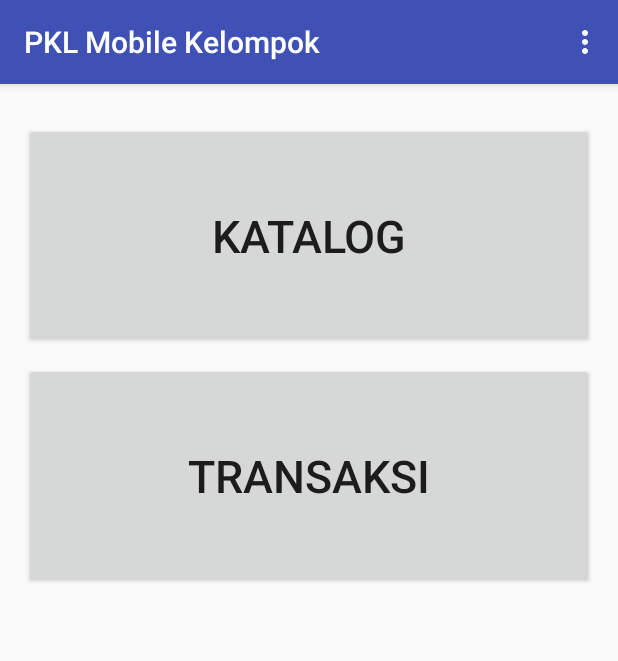
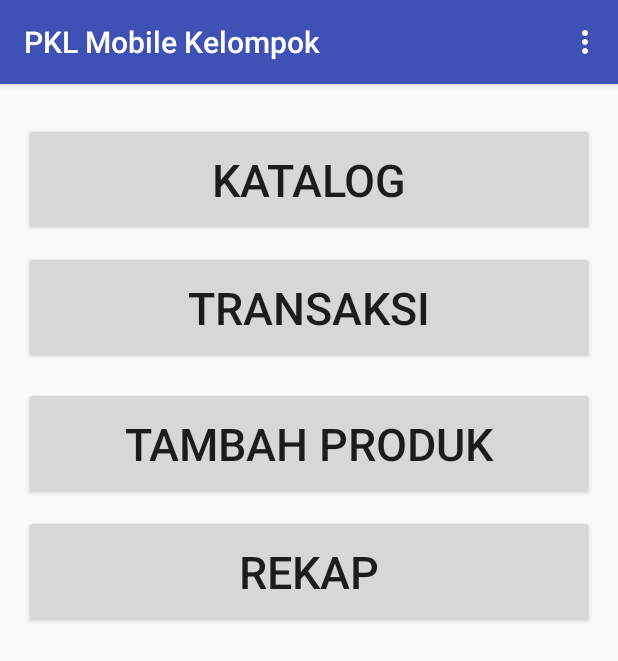
Before and after one commit to LydiaFebtriani/PKL-Mobile-Kelompok, an Android app: the Home screen opened directly, with no data from a screen before it, on a phone screen of 412 x 824 dp. Shown: the top 661 px of the screen. Run offline under Robolectric (Android 15) with nearby library versions, the phone set to English and light mode, and no system bars.

Commit message:
Update activity_home.xml

```diff
--- a/app/src/main/res/layout/activity_home.xml
+++ b/app/src/main/res/layout/activity_home.xml
@@ -13,19 +13,41 @@
     <Button
         android:id="@+id/katalogButton"
         android:layout_width="match_parent"
-        android:layout_height="150dp"
+        android:layout_height="75dp"
         android:layout_marginTop="10dp"
 
         android:text="KATALOG"
         android:textSize="30dp"/>
 
     <Button
+        android:id="@+id/rekapButton"
+        android:layout_width="match_parent"
+        android:layout_height="75dp"
+        android:layout_marginTop="10dp"
+        android:layout_below="@+id/tmbhProdukButton"
+
+        android:text="REKAP"
+        android:textSize="30dp"/>
+
+    <Button
         android:id="@+id/transaksiButton"
         android:layout_width="match_parent"
-        android:layout_height="150dp"
+        android:layout_height="75dp"
         android:layout_marginTop="10dp"
         android:layout_below="@+id/katalogButton"
 
         android:text="TRANSAKSI"
         android:textSize="30dp"/>
+
+    <Button
+        android:id="@+id/tmbhProdukButton"
+        android:layout_width="match_parent"
+        android:layout_height="75dp"
+
+        android:text="TAMBAH PRODUK"
+        android:textSize="30dp"
+        android:layout_below="@+id/transaksiButton"
+        android:layout_alignParentLeft="true"
+        android:layout_alignParentStart="true"
+        android:layout_marginTop="15dp" />
 </RelativeLayout>
```
